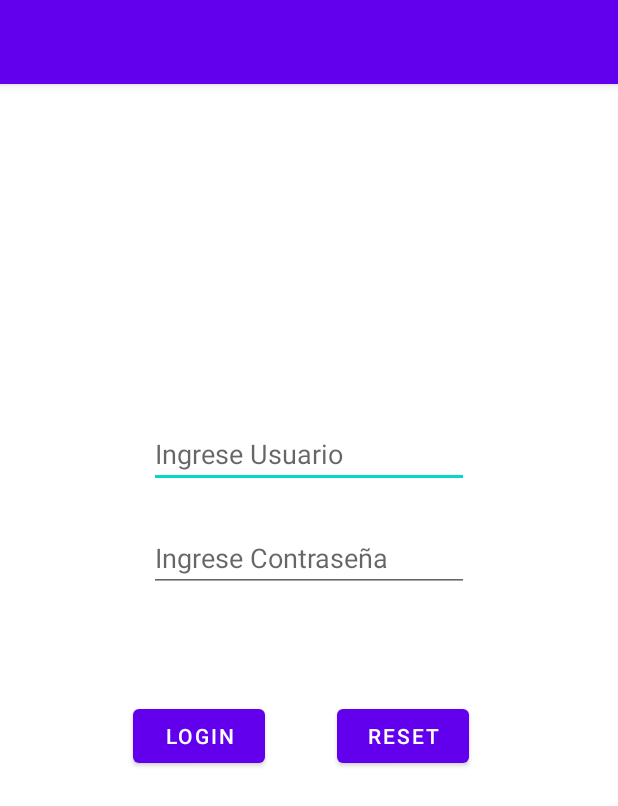
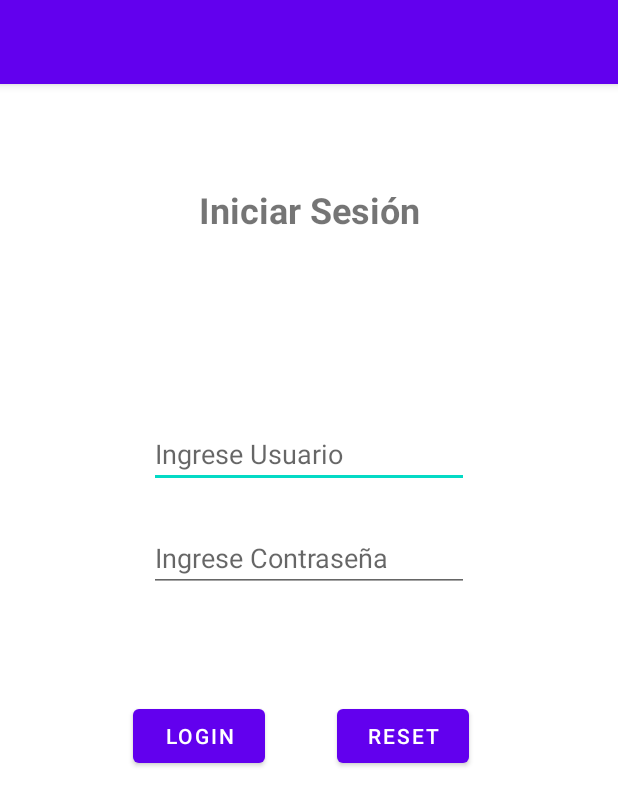
Before and after one commit to kaitomugui/certamen2, an Android app: the screen it shows after launch (MainActivity), on a phone screen of 412 x 824 dp. Shown: the top 806 px of the screen. Run offline under Robolectric (Android 15) with nearby library versions, the phone set to English and light mode, and no system bars.

Commit message:
Texto en login

```diff
--- a/app/src/main/res/layout/activity_main.xml
+++ b/app/src/main/res/layout/activity_main.xml
@@ -48,4 +48,18 @@
         android:text="Reset"
         app:layout_constraintEnd_toEndOf="@+id/etContra"
         app:layout_constraintTop_toBottomOf="@+id/etContra" />
+
+    <TextView
+        android:id="@+id/tvLogin"
+        android:layout_width="wrap_content"
+        android:layout_height="wrap_content"
+        android:layout_marginBottom="124dp"
+        android:text="Iniciar Sesión"
+        android:textSize="24sp"
+        android:textStyle="bold"
+        app:layout_constraintBottom_toTopOf="@+id/etUsuario"
+        app:layout_constraintEnd_toEndOf="parent"
+        app:layout_constraintStart_toStartOf="parent"
+        app:layout_constraintTop_toTopOf="parent"
+        app:layout_constraintVertical_bias="1.0" />
 </androidx.constraintlayout.widget.ConstraintLayout>
```
